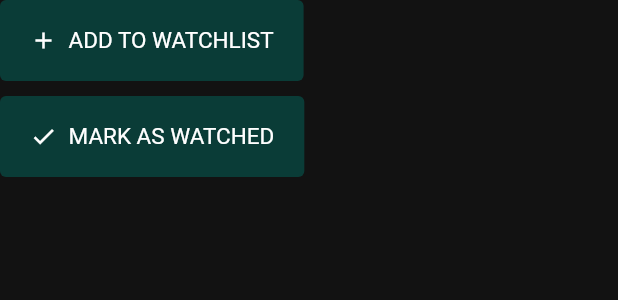
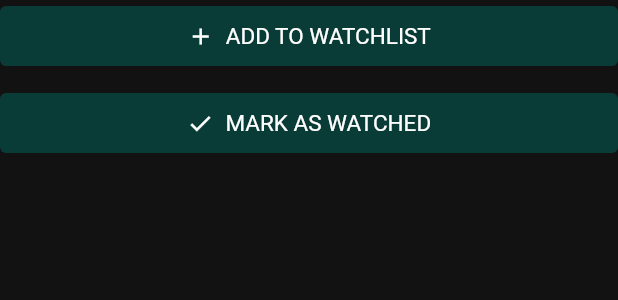
Before and after one commit to VictoriaKGN/flickio, a Flutter app: the ActionButtons widget shown alone on an empty page, opened directly with empty values, on a phone screen of 412 x 824 dp. Shown: the top 300 px of the screen. Run offline on Flutter 3.47's test engine with Material 3 defaults, Android fonts, the light colour scheme and no system bars; our stand-ins replace flutter_dotenv, flutter_rating_bar, go_router, shared_preferences, url_strategy; accounts and stored records are empty; network calls fail.

Commit message:
movie detail for mobile implemented

```diff
--- a/lib/views/home_view.dart
+++ b/lib/views/home_view.dart
@@ -19,9 +19,8 @@ class HomeView extends StatelessWidget {
 
     return Scaffold(
       body: Padding(
-        padding: const EdgeInsets.only(
-          top: 100,
-          bottom: 0,
+        padding: EdgeInsets.only(
+          top: isMobile ? 40 : 70,
           left: 40,
           right: 40,
         ),
--- a/lib/views/movie_detail/widgets/action_buttons.dart
+++ b/lib/views/movie_detail/widgets/action_buttons.dart
@@ -18,13 +18,18 @@ class ActionButtons extends StatelessWidget {
   Widget build(BuildContext context) {
     final userVM = Provider.of<UserViewModel>(context);
     final isInWatchlist = userVM.user.isInWatchlist(movie.id);
+    final bool isMobile = MediaQuery.of(context).size.width < 600;
+
+    final double buttonWidth = isMobile ? double.infinity : 250;
 
     return Wrap(
       spacing: 30,
       runSpacing: 10,
       children: [
         // watchlist button
-        FilledButton.icon(
+        SizedBox(
+          width: buttonWidth,
+          child: FilledButton.icon(
             onPressed: () {
               userVM.toggleWatchlist(movie);
             },
@@ -34,21 +39,30 @@ class ActionButtons extends StatelessWidget {
                   .toUpperCase(),
             ),
             style: FilledButton.styleFrom(
-            padding: const EdgeInsets.symmetric(horizontal: 20, vertical: 18),
+              padding: EdgeInsets.symmetric(
+                horizontal: 20,
+                vertical: isMobile ? 10 : 18,
+              ),
               textStyle: const TextStyle(fontSize: 15),
               shape: RoundedRectangleBorder(
                 borderRadius: BorderRadius.circular(4),
               ),
             ),
           ),
+        ),
 
         // watched button
-        FilledButton.icon(
+        SizedBox(
+          width: buttonWidth,
+          child: FilledButton.icon(
             onPressed: () {},
             icon: const Icon(Icons.check),
             label: Text("Mark as Watched".toUpperCase()),
             style: FilledButton.styleFrom(
-            padding: const EdgeInsets.symmetric(horizontal: 20, vertical: 18),
+              padding: EdgeInsets.symmetric(
+                horizontal: 20,
+                vertical: isMobile ? 10 : 18,
+              ),
               textStyle: const TextStyle(
                 fontSize: 15,
                 // fontWeight:
@@ -58,6 +72,7 @@ class ActionButtons extends StatelessWidget {
               ),
             ),
           ),
+        ),
 
         // TODO: add rating button
       ],
--- a/lib/views/widgets/nav_bar.dart
+++ b/lib/views/widgets/nav_bar.dart
@@ -67,7 +67,7 @@ class NavBar extends StatelessWidget {
           textAlign: TextAlign.center,
           style: TextStyle(
             fontSize: fontSize,
-            fontWeight: FontWeight.w200,
+            fontWeight: FontWeight.w400,
             color:
                 location == route
                     ? Theme.of(context).colorScheme.tertiary
```
Also changed, not shown: lib/controllers/bottom_sheet_controller.dart (added, +22 -0 lines), lib/main_container.dart (+69 -6 lines), lib/views/movie_detail/movie_detail_mobile.dart (added, +50 -0 lines), lib/views/movie_detail/movie_detail_page.dart (+8 -2 lines), lib/views/movie_detail/widgets/movie_header.dart (+5 -2 lines), 3 other files. Lines whose indentation alone changed are shown as unchanged.
